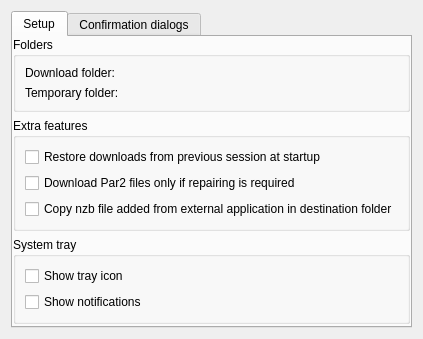
KDE/kwooty, file src/preferences/preferencesgeneral.ui: the form before one commit.
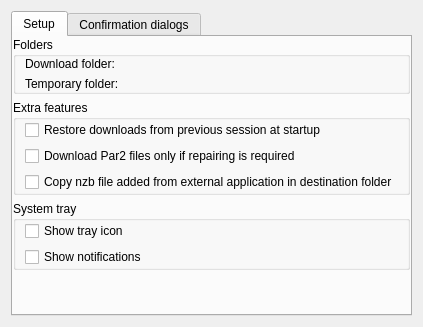
The form after the commit. Custom widgets are drawn as their Qt base class.

Patch:
```diff
--- a/src/preferences/preferencesgeneral.ui
+++ b/src/preferences/preferencesgeneral.ui
@@ -7,7 +7,7 @@
     <x>0</x>
     <y>0</y>
     <width>376</width>
-    <height>300</height>
+    <height>327</height>
    </rect>
   </property>
   <property name="toolTip">
@@ -33,6 +33,12 @@
           <string>Folders</string>
          </property>
          <layout class="QGridLayout" name="gridLayout_2">
+          <property name="topMargin">
+           <number>0</number>
+          </property>
+          <property name="bottomMargin">
+           <number>0</number>
+          </property>
           <item row="1" column="0">
            <widget class="QLabel" name="labelTempFolder">
             <property name="text">
@@ -82,6 +88,12 @@
           <string>Extra features</string>
          </property>
          <layout class="QGridLayout" name="gridLayout">
+          <property name="topMargin">
+           <number>0</number>
+          </property>
+          <property name="bottomMargin">
+           <number>0</number>
+          </property>
           <item row="0" column="0">
            <widget class="QCheckBox" name="kcfg_restoreDownloads">
             <property name="toolTip">
@@ -121,6 +133,12 @@
           <string>System tray</string>
          </property>
          <layout class="QGridLayout" name="gridLayout_4">
+          <property name="topMargin">
+           <number>0</number>
+          </property>
+          <property name="bottomMargin">
+           <number>0</number>
+          </property>
           <item row="0" column="0">
            <widget class="QCheckBox" name="kcfg_sysTray">
             <property name="toolTip">
@@ -152,7 +170,7 @@
          <property name="sizeHint" stdset="0">
           <size>
            <width>148</width>
-           <height>0</height>
+           <height>2</height>
           </size>
          </property>
         </spacer>
```
Left out of the diff: 15 changed lines with no effect on the pictures.
